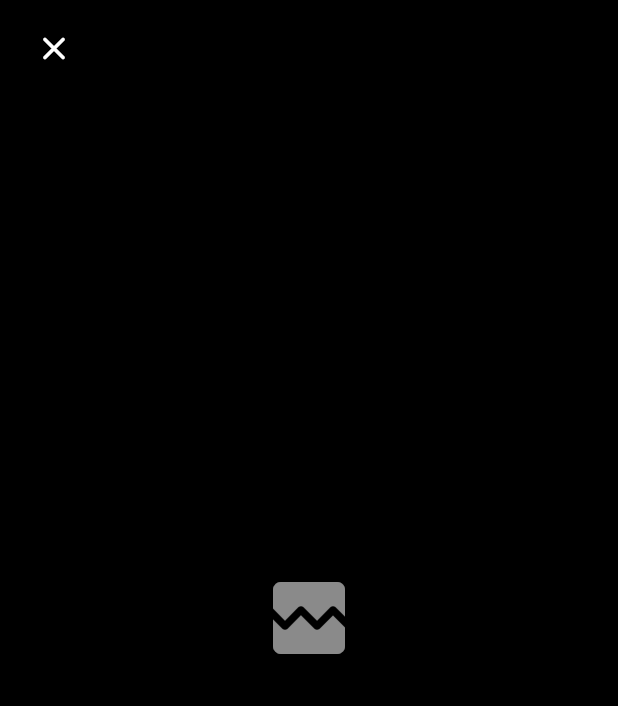
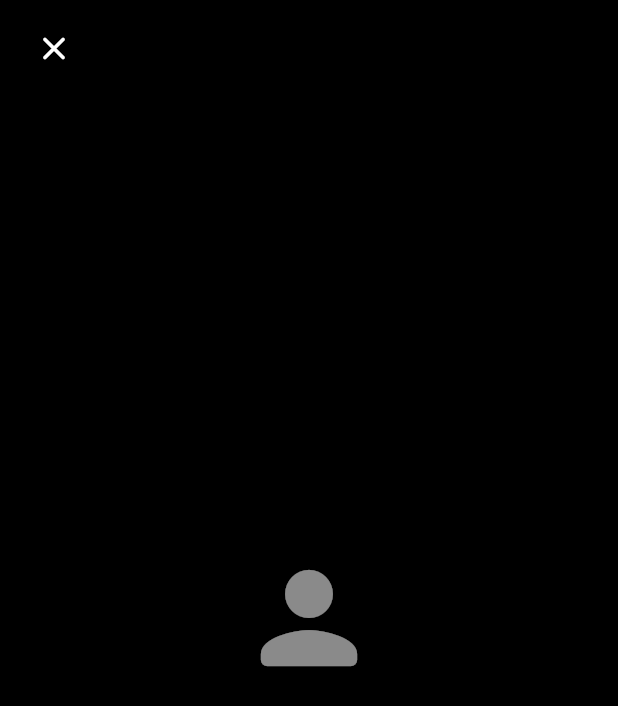
Before and after one commit to Jonel211/fiamas_app, a Flutter app: the ImageZoomScreen screen opened directly, on a phone screen of 412 x 824 dp. Shown: the top 706 px of the screen. Run offline on Flutter 3.47's test engine with Material 3 defaults, Android fonts, the phone set to English and light mode, and no system bars; our stand-ins replace connectivity_plus, dio, firebase_auth, firebase_core, fl_chart, flutter_secure_storage and 7 more; missing offline and left inert: mobile_scanner; accounts and stored records are empty.

Commit message:
fix(ui): visor de foto centrado con zoom restringido en perfil, cliente y tienda

```diff
--- a/lib/core/widgets/image_zoom_screen.dart
+++ b/lib/core/widgets/image_zoom_screen.dart
@@ -1,30 +1,33 @@
 import 'dart:io';
+
 import 'package:flutter/material.dart';
 
 import '../utils/image_url.dart';
 
-/// Pantalla a pantalla completa con zoom, pan y doble tap para resetear.
-/// Soporta imágenes de red (URL) o archivos locales (File).
+/// Visor de imágenes a pantalla completa con zoom y desplazamiento acotado.
+/// Soporta imágenes de red, archivos locales y un placeholder.
 class ImageZoomScreen extends StatefulWidget {
   const ImageZoomScreen({
     super.key,
     this.imageUrl,
     this.localFile,
-  }) : assert(
-          imageUrl != null || localFile != null,
-          'Debe proporcionar imageUrl o localFile',
-        );
+    this.placeholder,
+  });
 
   final String? imageUrl;
   final File? localFile;
+  final Widget? placeholder;
 
   @override
   State<ImageZoomScreen> createState() => _ImageZoomScreenState();
 }
 
 class _ImageZoomScreenState extends State<ImageZoomScreen> {
+  static const double _minScale = 1.0;
+  static const double _maxScale = 4.0;
+  static const double _doubleTapScale = 2.5;
+
   final TransformationController _controller = TransformationController();
-  bool _hasError = false;
 
   @override
   void dispose() {
@@ -32,8 +35,11 @@ class _ImageZoomScreenState extends State<ImageZoomScreen> {
     super.dispose();
   }
 
-  void _resetZoom() {
-    _controller.value = Matrix4.identity();
+  Widget _placeholder() {
+    return Center(
+      child: widget.placeholder ??
+          const Icon(Icons.person_rounded, color: Colors.white54, size: 96),
+    );
   }
 
   Widget _buildImage() {
@@ -41,12 +47,12 @@ class _ImageZoomScreenState extends State<ImageZoomScreen> {
       return Image.file(
         widget.localFile!,
         fit: BoxFit.contain,
-        errorBuilder: (_, _, _) => _errorWidget(),
+        errorBuilder: (_, _, _) => _placeholder(),
       );
     }
 
     final url = resolveImageUrl(widget.imageUrl);
-    if (url == null) return _errorWidget();
+    if (url == null) return _placeholder();
 
     return Image.network(
       url,
@@ -57,21 +63,28 @@ class _ImageZoomScreenState extends State<ImageZoomScreen> {
           child: CircularProgressIndicator(color: Colors.white),
         );
       },
-      errorBuilder: (_, _, _) => _errorWidget(),
+      errorBuilder: (_, _, _) => _placeholder(),
     );
   }
 
-  Widget _errorWidget() {
-    WidgetsBinding.instance.addPostFrameCallback((_) {
-      if (mounted && !_hasError) setState(() => _hasError = true);
-    });
-    return const Center(
-      child: Icon(
-        Icons.broken_image_rounded,
-        color: Colors.white54,
-        size: 64,
-      ),
-    );
+  void _handleInteractionEnd(ScaleEndDetails details) {
+    if (_controller.value.getMaxScaleOnAxis() < _minScale) {
+      _controller.value = Matrix4.identity();
+    }
+  }
+
+  void _handleDoubleTap() {
+    if (_controller.value.getMaxScaleOnAxis() > _minScale) {
+      _controller.value = Matrix4.identity();
+      return;
+    }
+
+    final size = MediaQuery.sizeOf(context);
+    final center = Offset(size.width / 2, size.height / 2);
+    _controller.value = Matrix4.identity()
+      ..translateByDouble(center.dx, center.dy, 0, 1)
+      ..scaleByDouble(_doubleTapScale, _doubleTapScale, 1, 1)
+      ..translateByDouble(-center.dx, -center.dy, 0, 1);
   }
 
   @override
@@ -81,25 +94,27 @@ class _ImageZoomScreenState extends State<ImageZoomScreen> {
       body: Stack(
         fit: StackFit.expand,
         children: [
-          // 1. Imagen con zoom
           GestureDetector(
-            onDoubleTap: _resetZoom,
+            onDoubleTap: _handleDoubleTap,
             child: InteractiveViewer(
               transformationController: _controller,
-              minScale: 1.0,
-              maxScale: 5.0,
-              boundaryMargin: const EdgeInsets.all(80),
-              child: _buildImage(),
+              minScale: _minScale,
+              maxScale: _maxScale,
+              boundaryMargin: EdgeInsets.zero,
+              onInteractionEnd: _handleInteractionEnd,
+              child: SizedBox.expand(child: _buildImage()),
             ),
           ),
-
-          // 2. Botón cerrar en esquina superior izquierda
           Positioned(
             top: MediaQuery.of(context).padding.top + 8,
             left: 12,
             child: IconButton(
               onPressed: () => Navigator.of(context).pop(),
-              icon: const Icon(Icons.close_rounded, color: Colors.white, size: 26),
+              icon: const Icon(
+                Icons.close_rounded,
+                color: Colors.white,
+                size: 26,
+              ),
               style: IconButton.styleFrom(
                 backgroundColor: Colors.black.withValues(alpha: 0.55),
                 minimumSize: const Size(40, 40),
--- a/lib/features/customers/presentation/screens/customer_profile_screen.dart
+++ b/lib/features/customers/presentation/screens/customer_profile_screen.dart
@@ -47,14 +47,16 @@ class _CustomerProfileScreenState extends State<CustomerProfileScreen> {
     return 'Cliente desde $month ${date.year}';
   }
 
-  //  NUEVO: Abre la foto del cliente en pantalla completa con zoom
   void _abrirZoomImagen(BuildContext context, String? photoUrl, String nombreCliente) {
     final url = resolveImageUrl(photoUrl);
     if (url == null) return;
 
     Navigator.of(context).push(
       MaterialPageRoute(
-        builder: (_) => ImageZoomScreen(imageUrl: url),
+        builder: (_) => ImageZoomScreen(
+          imageUrl: url,
+          placeholder: AppAvatar.cliente(name: nombreCliente, size: 160),
+        ),
       ),
     );
   }
--- a/lib/features/profile/presentation/widgets/profile_avatar.dart
+++ b/lib/features/profile/presentation/widgets/profile_avatar.dart
@@ -47,6 +47,7 @@ class ProfileAvatar extends StatelessWidget {
         builder: (_) => ImageZoomScreen(
           imageUrl: localFile != null ? null : imageUrl,
           localFile: localFile,
+          placeholder: AppAvatar.tendero(name: name, size: 160),
         ),
       ),
     );
--- a/lib/features/stores/presentation/widgets/store_profile_header.dart
+++ b/lib/features/stores/presentation/widgets/store_profile_header.dart
@@ -40,7 +40,11 @@ class StoreProfileHeader extends StatelessWidget {
     return Center(
       child: Padding(
         padding: const EdgeInsets.symmetric(vertical: 20),
-        child: ZoomableImage(imageUrl: logoUrl!, image: logoWidget),
+        child: ZoomableImage(
+          imageUrl: logoUrl!,
+          image: logoWidget,
+          placeholder: logoWidget,
+        ),
       ),
     );
   }
```
Also changed, not shown: lib/core/widgets/zoomable_image.dart (+6 -1 lines).
